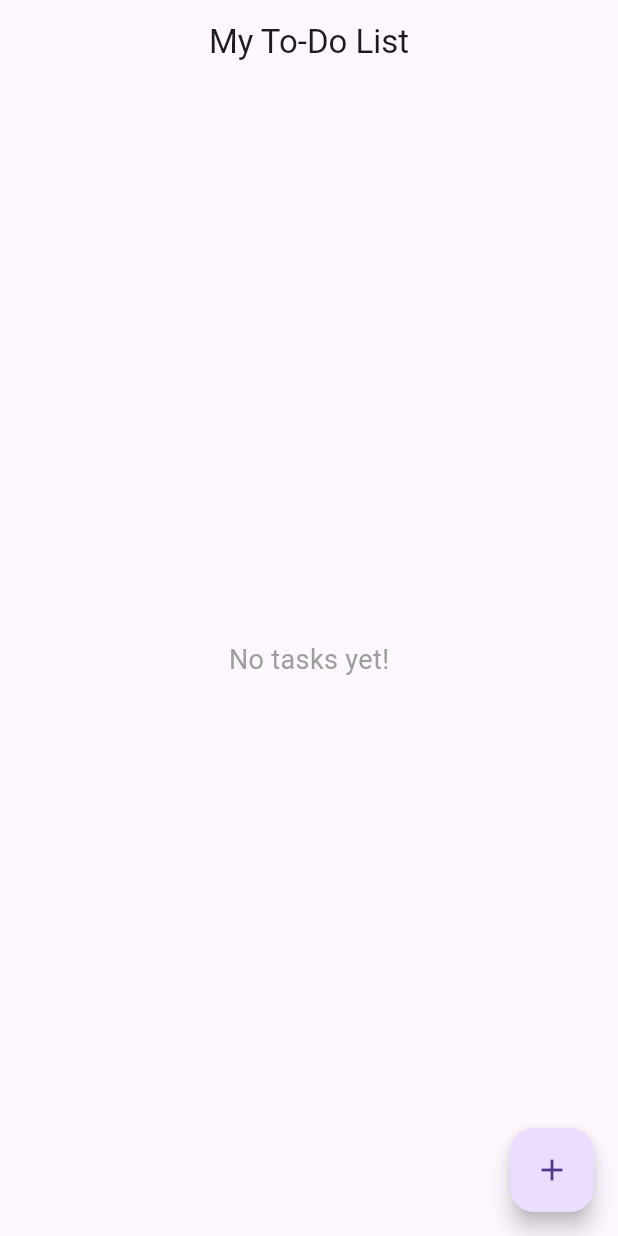
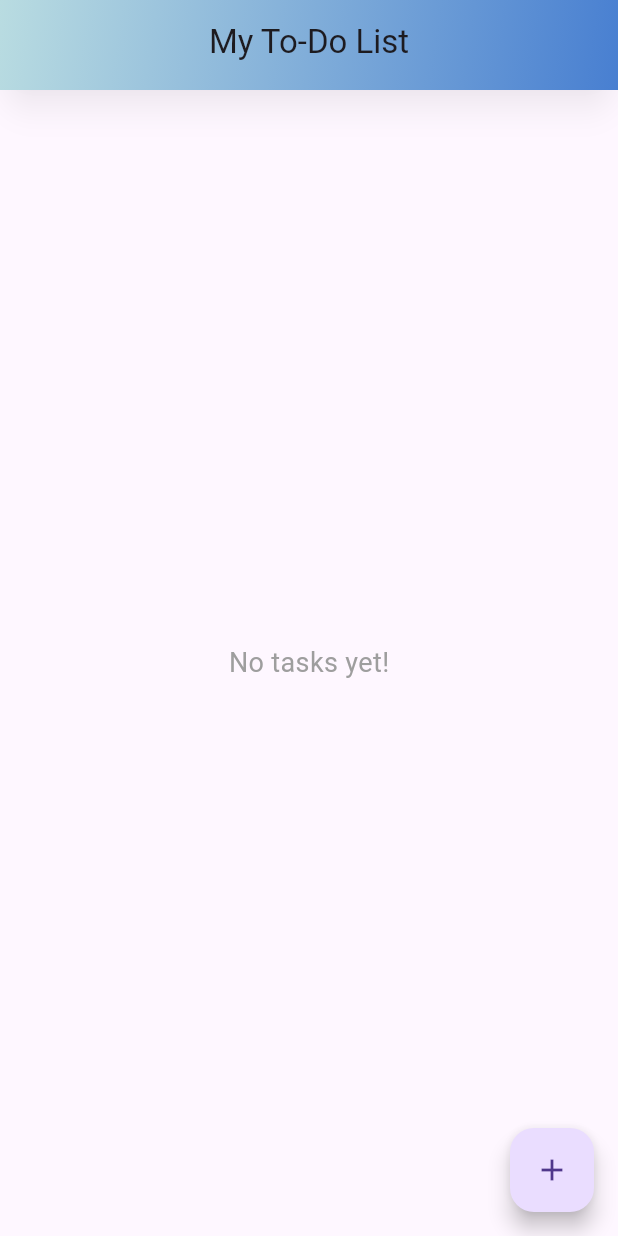
Before and after one commit to RxSeldon/todo_list, a Flutter app: the screen it shows after launch, on a phone screen of 412 x 824 dp. Run offline on Flutter 3.47's test engine with Material 3 defaults, Android fonts, the phone set to English and light mode, and no system bars.

Commit message:
fixed a typo

```diff
--- a/lib/add_task_screen.dart
+++ b/lib/add_task_screen.dart
@@ -46,7 +46,7 @@ class _AddTaskScreenState extends State<AddTaskScreen> {
                 maxLength: 50,
                 validator: (value) {
                   if (value == null || value.trim().isEmpty) {
-                    return 'Please entera title';
+                    return 'Please enter a title';
                   }
                   return null;
                 },
--- a/lib/home_screen.dart
+++ b/lib/home_screen.dart
@@ -7,7 +7,30 @@ class HomeScreen extends StatelessWidget {
   @override
   Widget build(BuildContext context) {
     return Scaffold(
-      appBar: AppBar(title: const Text('My To-Do List'), centerTitle: true),
+      appBar: PreferredSize(
+        preferredSize: const Size.fromHeight(60),
+        child: AppBar(
+          title: const Text('My To-Do List'),
+          centerTitle: true,
+          shape: const RoundedRectangleBorder(
+            borderRadius: BorderRadius.vertical(bottom: Radius.circular(24)),
+          ),
+          flexibleSpace: Container(
+            decoration: const BoxDecoration(
+              gradient: LinearGradient(
+                colors: [
+                  Color.fromARGB(255, 185, 220, 225),
+                  Color.fromARGB(255, 72, 127, 209),
+                ],
+                begin: Alignment.topLeft,
+                end: Alignment.bottomRight,
+              ),
+            ),
+          ),
+          elevation: 8,
+          shadowColor: Colors.black26,
+        ),
+      ),
       body: const Center(
         child: Text(
           'No tasks yet!',
```
